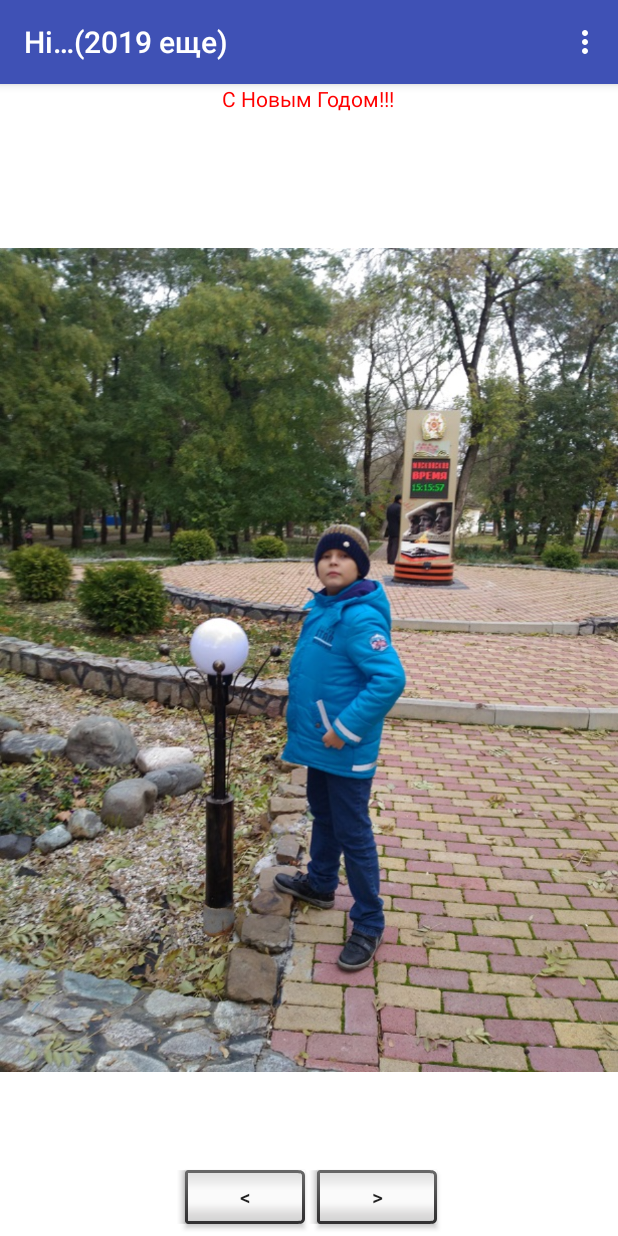
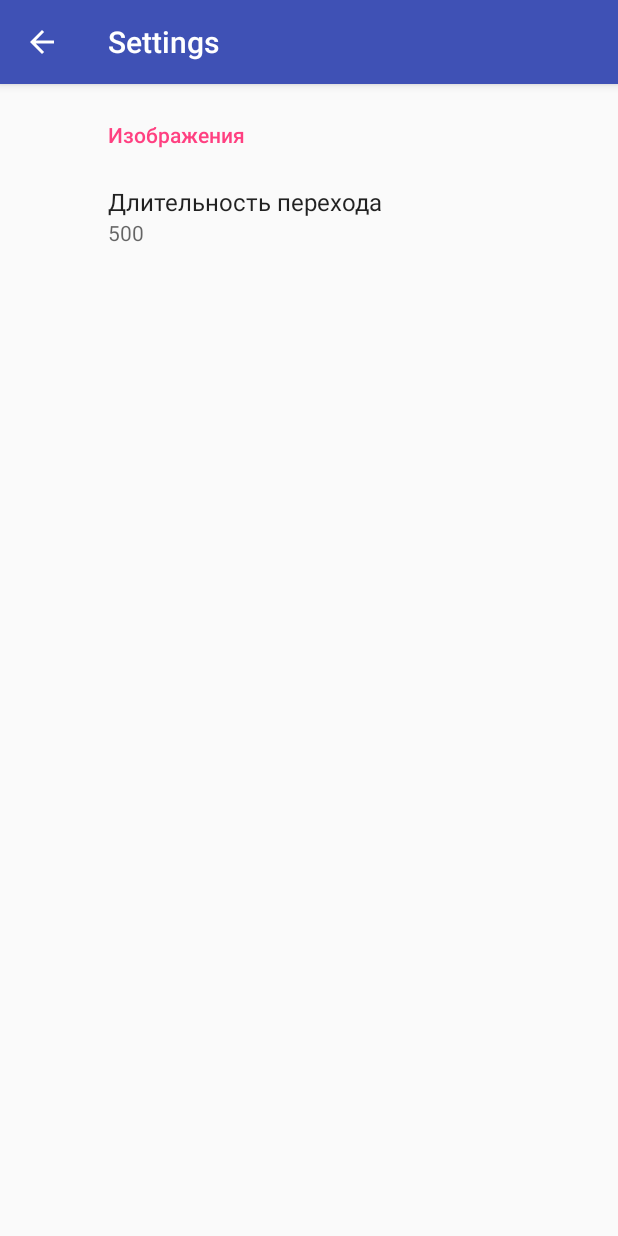
Before and after one commit to skca-ru/NY2016_YEK, an Android app: the screen it shows after launch (YEK before the commit, SettingsActivity after it), in the options menu, after a tap on "Настройки", on a phone screen of 412 x 824 dp. Run offline under Robolectric (Android 15) with nearby library versions, the phone set to English and light mode, and no system bars; our stand-ins replace androidx.preference; 2 statements that could not run were skipped.

Commit message:
15/11/19

```diff
--- a/app/build.gradle
+++ b/app/build.gradle
@@ -1,4 +1,6 @@
 apply plugin: 'com.android.application'
+apply plugin: 'kotlin-android'
+apply plugin: 'kotlin-android-extensions'
 
 android {
     signingConfigs {
@@ -24,12 +26,14 @@ android {
 }
 
 dependencies {
-    implementation 'com.android.support.constraint:constraint-layout:1.1.3'
+    implementation 'androidx.constraintlayout:constraintlayout:1.1.3'
+    implementation 'androidx.preference:preference:1.1.0'
     compile fileTree(include: ['*.jar'], dir: 'libs')
     testCompile 'junit:junit:4.12'
     //noinspection GradleCompatible
-    implementation 'com.android.support:appcompat-v7:26.1.0'
-    implementation 'com.android.support:mediarouter-v7:26.1.0'
+    implementation 'androidx.appcompat:appcompat:1.0.0'
+    implementation 'androidx.mediarouter:mediarouter:1.0.0'
     //compile 'com.android.support:support-v4:23.1.0'
     //implementation 'com.android.support:recyclerview-v7:26.1.0'
+    implementation "org.jetbrains.kotlin:kotlin-stdlib-jdk7:$kotlin_version"
 }
--- a/app/src/main/AndroidManifest.xml
+++ b/app/src/main/AndroidManifest.xml
@@ -8,7 +8,15 @@
         android:label="@string/app_name"
         android:supportsRtl="true"
         android:theme="@style/AppTheme">
-        <activity android:name=".About"></activity>
+        <activity
+            android:name=".SettingsActivity"
+            android:label="@string/title_activity_settings"
+            android:parentActivityName=".YEK">
+            <meta-data
+                android:name="android.support.PARENT_ACTIVITY"
+                android:value="ru.kev.ny2016.ny2016_yek.YEK" />
+        </activity>
+        <activity android:name=".About" />
         <activity
             android:name=".YEK"
             android:configChanges="orientation|keyboardHidden|screenSize"
--- a/app/src/main/java/ru/kev/ny2016/ny2016_yek/About.java
+++ b/app/src/main/java/ru/kev/ny2016/ny2016_yek/About.java
@@ -1,6 +1,6 @@
 package ru.kev.ny2016.ny2016_yek;
 
-import android.support.v7.app.AppCompatActivity;
+import androidx.appcompat.app.AppCompatActivity;
 import android.os.Bundle;
 import android.widget.TextView;
 
--- /dev/null
+++ b/app/src/main/java/ru/kev/ny2016/ny2016_yek/SettingsActivity.kt
@@ -0,0 +1,55 @@
+package ru.kev.ny2016.ny2016_yek
+
+import android.os.Bundle
+import android.text.InputFilter
+import android.text.InputType
+import android.text.Spanned
+import android.widget.EditText
+import androidx.appcompat.app.AppCompatActivity
+import androidx.preference.EditTextPreference
+import androidx.preference.PreferenceFragmentCompat
+
+
+class InputFilterMinMax(min:Int, max:Int):InputFilter {
+    //TODO: сделать нормальный фильтр
+    private var min:Int= 0.toInt()
+    private var max:Int = 0.toInt()
+    init{
+        this.min = min
+        this.max = max
+    }
+    override fun filter(source:CharSequence, start:Int, end:Int, dest:Spanned, dstart:Int, dend:Int): CharSequence?
+    {
+        print(end);
+        if (end >4)
+            return null
+        else
+            return "" ;}
+
+
+}
+class SettingsActivity : AppCompatActivity() {
+
+    override fun onCreate(savedInstanceState: Bundle?) {
+        super.onCreate(savedInstanceState)
+        setContentView(R.layout.settings_activity)
+        supportFragmentManager
+                .beginTransaction()
+                .replace(R.id.settings, SettingsFragment())
+                .commit()
+        supportActionBar?.setDisplayHomeAsUpEnabled(true)
+    }
+
+    class SettingsFragment : PreferenceFragmentCompat() {
+        override fun onCreatePreferences(savedInstanceState: Bundle?, rootKey: String?) {
+            setPreferencesFromResource(R.xml.root_preferences, rootKey);
+
+            val editDuration = preferenceManager.findPreference<EditTextPreference>("aaDuration");
+            editDuration?.setOnBindEditTextListener { editText -> editText.inputType =  InputType.TYPE_CLASS_NUMBER; editText.filters = arrayOf<InputFilter>(InputFilter.LengthFilter(4));};
+            //val et  =  editDuration?.getEditText(); //.getText();
+            //et.filters = arrayOf<InputFilter>(InputFilterMinMax(0,9999));//arrayOf<InputFilter>(InputFilterMinMax(0, 9999)));
+
+
+        }
+    }
+}
--- a/app/src/main/java/ru/kev/ny2016/ny2016_yek/YEK.java
+++ b/app/src/main/java/ru/kev/ny2016/ny2016_yek/YEK.java
@@ -1,10 +1,11 @@
 package ru.kev.ny2016.ny2016_yek;
 
 import android.content.Intent;
+import android.content.SharedPreferences;
 import android.media.MediaPlayer;
 import android.os.Bundle;
 import android.os.Handler;
-import android.support.v7.app.AppCompatActivity;
+import androidx.appcompat.app.AppCompatActivity;
 import android.view.GestureDetector;
 import android.view.Menu;
 import android.view.MenuItem;
@@ -28,6 +29,8 @@ import java.util.TimerTask;
 
 public class YEK extends AppCompatActivity {
 
+    private int aaDuration;
+    SharedPreferences sPref;
     //    protected static String[] Names;
     protected int CurrentImage;
     protected MediaPlayer mediaPlayer;
@@ -85,7 +88,16 @@ public class YEK extends AppCompatActivity {
         //mediaPlayer.setOnPreparedListener(this);
         //mediaPlayer.prepareAsync();
         hSlideShow = new Handler(){public void handleMessage(android.os.Message msg){_NextImage();}};
-         }
+        sPref = android.preference.PreferenceManager.getDefaultSharedPreferences(this);
+        aaDuration = Integer.parseInt(sPref.getString("aaDuration","500"));
+    }
+
+
+        @Override
+    protected void onResume()
+    {   super.onResume();
+        aaDuration =  Integer.parseInt(sPref.getString("aaDuration","500"));
+    }
 
     @Override
     public void onPause(){
@@ -124,6 +136,10 @@ public class YEK extends AppCompatActivity {
             case R.id.Menu_About:
                 Intent intent = new Intent(this, About.class);
                 startActivity(intent);
+                break;
+            case R.id.Menu_Custom:
+                Intent intentCustom = new Intent(this, SettingsActivity.class);
+                startActivity(intentCustom);
                 break;
         }
 
@@ -171,10 +187,10 @@ public class YEK extends AppCompatActivity {
                     //region АнимацияПерехода
                     Animation fadeIn = new AlphaAnimation(0,1);
                     fadeIn.setInterpolator(new DecelerateInterpolator()); // add this
-                    fadeIn.setDuration(500);
+                    fadeIn.setDuration(aaDuration);
                     Animation fadeOut = new AlphaAnimation(0,1);
                     fadeOut.setInterpolator(new DecelerateInterpolator()); // add this
-                    fadeOut.setDuration(500);
+                    fadeOut.setDuration(aaDuration);
                     AnimationSet animation = new AnimationSet(false); // change to false
                     animation.addAnimation(fadeIn);
                     animation.addAnimation(fadeOut);
--- /dev/null
+++ b/app/src/main/res/layout/settings_activity.xml
@@ -0,0 +1,9 @@
+<LinearLayout xmlns:android="http://schemas.android.com/apk/res/android"
+    android:layout_width="match_parent"
+    android:layout_height="match_parent">
+
+    <FrameLayout
+        android:id="@+id/settings"
+        android:layout_width="match_parent"
+        android:layout_height="match_parent" />
+</LinearLayout>
--- a/app/src/main/res/menu/mainmenu.xml
+++ b/app/src/main/res/menu/mainmenu.xml
@@ -10,7 +10,7 @@
         android:id="@+id/Menu_SlideShow"
         android:checkable="true"
         android:title="@string/Menu_SlideShow" />
-    <item    android:id="@+id/custom"
+    <item    android:id="@+id/Menu_Custom"
         android:title="@string/Menu_Custom"/>
     <item
         android:id="@+id/Menu_About"
--- /dev/null
+++ b/app/src/main/res/values/arrays.xml
@@ -0,0 +1,12 @@
+<resources>
+    <!-- Reply Preference -->
+    <string-array name="reply_entries">
+        <item>Reply</item>
+        <item>Reply to all</item>
+    </string-array>
+
+    <string-array name="reply_values">
+        <item>reply</item>
+        <item>reply_all</item>
+    </string-array>
+</resources>
--- a/app/src/main/res/values/strings.xml
+++ b/app/src/main/res/values/strings.xml
@@ -16,5 +16,23 @@
     <string name="Menu_SlideShow">Слайд-шоу</string>
     <string name="Menu_About">O&#8230;</string>
     <string name="Menu_Custom">Настройки</string>
+    <string name="title_activity_settings">Settings</string>
+
+    <!-- Preference Titles -->
+    <string name="messages_images">Изображения</string>
+    <string name="messages_header">Messages</string>
+    <string name="sync_header">Sync</string>
+
+    <!-- Messages Preferences -->
+    <string name="duration_title">Длительность перехода</string>
+    <string name="signature_title">Your signature</string>
+    <string name="reply_title">Default reply action</string>
+
+    <!-- Sync Preferences -->
+    <string name="sync_title">Sync email periodically</string>
+    <string name="attachment_title">Download incoming attachments</string>
+    <string name="attachment_summary_on">Automatically download attachments for incoming emails
+    </string>
+    <string name="attachment_summary_off">Only download attachments when manually requested</string>
 
 </resources>
--- /dev/null
+++ b/app/src/main/res/xml/root_preferences.xml
@@ -0,0 +1,63 @@
+<!--
+  ~ Copyright 2018 The app Open Source Project
+  ~
+  ~ Licensed under the Apache License, Version 2.0 (the "License");
+  ~ you may not use this file except in compliance with the License.
+  ~ You may obtain a copy of the License at
+  ~
+  ~      http://www.apache.org/licenses/LICENSE-2.0
+  ~
+  ~ Unless required by applicable law or agreed to in writing, software
+  ~ distributed under the License is distributed on an "AS IS" BASIS,
+  ~ WITHOUT WARRANTIES OR CONDITIONS OF ANY KIND, either express or implied.
+  ~ See the License for the specific language governing permissions and
+  ~ limitations under the License.
+  -->
+
+<androidx.preference.PreferenceScreen xmlns:app="http://schemas.android.com/apk/res-auto"
+    xmlns:android="http://schemas.android.com/apk/res/android">
+
+    <PreferenceCategory app:title="@string/messages_images">
+        <EditTextPreference
+            app:key="aaDuration"
+            app:title="@string/duration_title"
+            app:useSimpleSummaryProvider="true"
+            android:inputType="numberDecimal"
+            android:digits="0123456789"
+            android:defaultValue = "500"
+            />
+    </PreferenceCategory>
+
+   <!-- <PreferenceCategory app:title="@string/messages_header">
+
+        <EditTextPreference
+            app:key="signature"
+            app:title="@string/signature_title"
+            app:useSimpleSummaryProvider="true" />
+
+        <ListPreference
+            app:defaultValue="reply"
+            app:entries="@array/reply_entries"
+            app:entryValues="@array/reply_values"
+            app:key="reply"
+            app:title="@string/reply_title"
+            app:useSimpleSummaryProvider="true" />
+
+    </PreferenceCategory>
+
+    <PreferenceCategory app:title="@string/sync_header">
+
+        <SwitchPreferenceCompat
+            app:key="sync"
+            app:title="@string/sync_title" />
+
+        <SwitchPreferenceCompat
+            app:dependency="sync"
+            app:key="attachment"
+            app:summaryOff="@string/attachment_summary_off"
+            app:summaryOn="@string/attachment_summary_on"
+            app:title="@string/attachment_title" />
+
+    </PreferenceCategory> -->
+
+</androidx.preference.PreferenceScreen>
--- a/build.gradle
+++ b/build.gradle
@@ -1,6 +1,8 @@
 // Top-level build file where you can add configuration options common to all sub-projects/modules.
 
 buildscript {
+    ext.kotlin_version = '1.3.31'
+
     repositories {
         jcenter()
         google()
@@ -10,7 +12,7 @@ buildscript {
 
         // NOTE: Do not place your application dependencies here; they belong
         // in the individual module build.gradle files
-    }
+    classpath "org.jetbrains.kotlin:kotlin-gradle-plugin:$kotlin_version" }
 }
 
 allprojects {
--- a/gradle.properties
+++ b/gradle.properties
@@ -16,3 +16,5 @@
 # This option should only be used with decoupled projects. More details, visit
 # http://www.gradle.org/docs/current/userguide/multi_project_builds.html#sec:decoupled_projects
 # org.gradle.parallel=true
+android.enableJetifier=true
+android.useAndroidX=true
```
Also changed, not shown: 1 other file.
